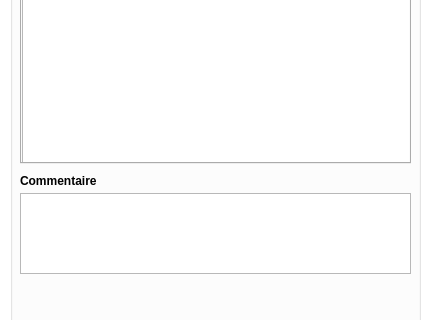
IGNF/espace-collaboratif-qgis-plugin, file FormCreateReport_base.ui: the form before one commit; both pictures show x 0 to 432 and y 227 to 547 of the 432 by 639 pixel window.
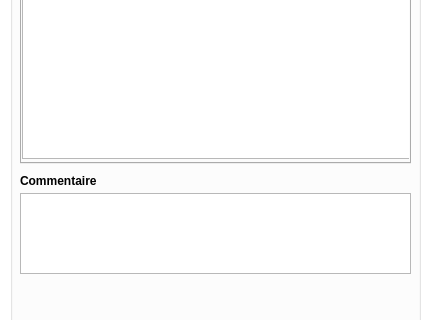
The form after the commit. Icons and pictures are not drawn.

What changed in the file:
```diff
--- a/FormCreateReport_base.ui
+++ b/FormCreateReport_base.ui
@@ -74,7 +74,7 @@
         <x>0</x>
         <y>0</y>
         <width>391</width>
-        <height>231</height>
+        <height>211</height>
        </rect>
       </property>
       <property name="sizePolicy">
```
